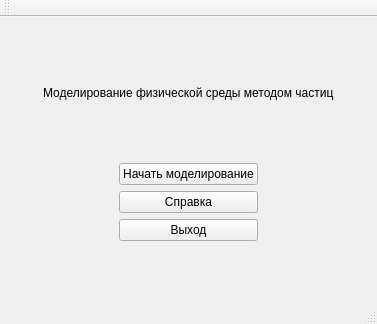
Old version of the form mainwindow.ui in the repository R0masik/CourseTRPS.
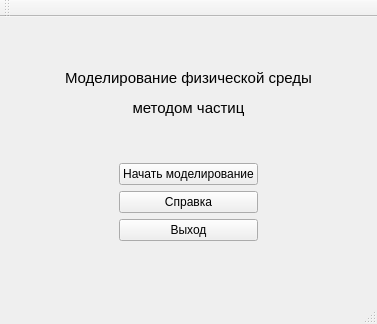
New version of the form.

```diff
--- a/mainwindow.ui
+++ b/mainwindow.ui
@@ -48,7 +48,10 @@
         <item>
          <widget class="QLabel" name="label">
           <property name="text">
-           <string>Моделирование физической среды методом частиц</string>
+           <string>&lt;html&gt;&lt;head/&gt;&lt;body&gt;&lt;p align=&quot;center&quot;&gt;&lt;span style=&quot; font-size:11pt;&quot;&gt;Моделирование физической среды&lt;/span&gt;&lt;/p&gt;&lt;p align=&quot;center&quot;&gt;&lt;span style=&quot; font-size:11pt;&quot;&gt;методом частиц&lt;/span&gt;&lt;/p&gt;&lt;/body&gt;&lt;/html&gt;</string>
+          </property>
+          <property name="textFormat">
+           <enum>Qt::RichText</enum>
           </property>
          </widget>
         </item>
```
Left out of the diff: 2 changed lines with no effect on the pictures.
